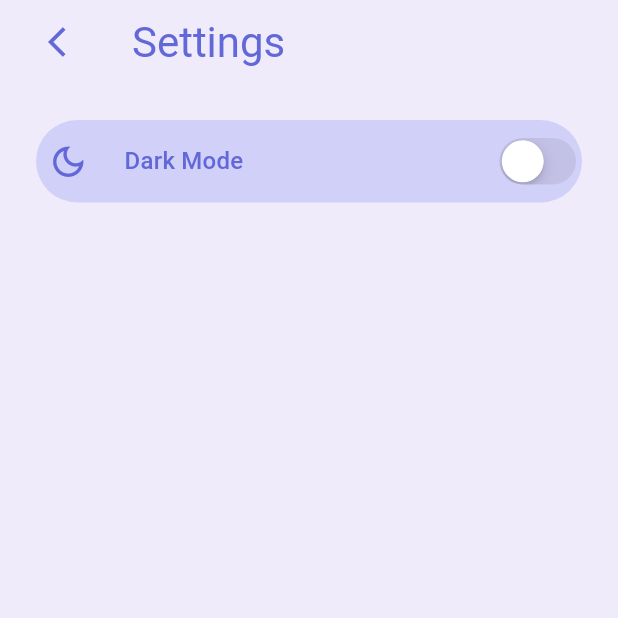
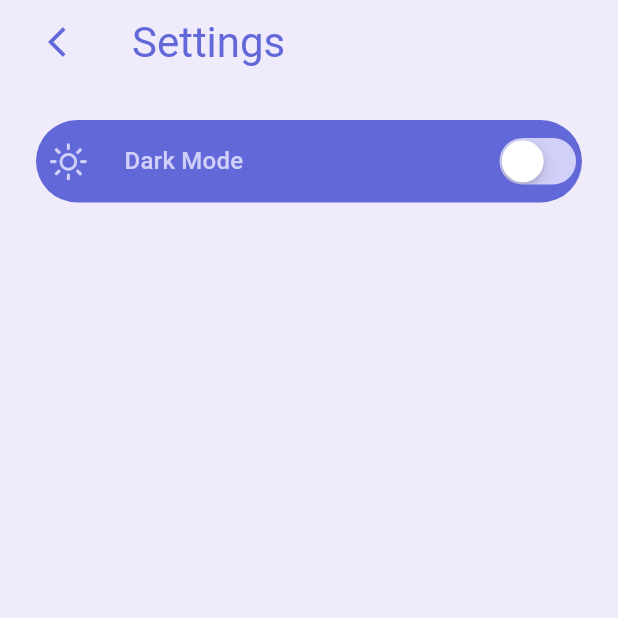
Before and after one commit to kyrolloss/neat, a Flutter app: the SettingsScreen screen opened directly, on a phone screen of 412 x 824 dp, the top half of it. Run offline on Flutter 3.47's test engine with Material 3 defaults, Android fonts, the phone set to English and light mode, and no system bars; our stand-ins replace cloud_firestore, dotted_border, easy_date_timeline, firebase_auth, firebase_core, firebase_messaging and 6 more; missing offline and left inert: inkblob_navigation_bar; accounts and stored records are empty.

Commit message:
handle dark mode switch container

```diff
--- a/lib/common/widgets/settings_screen/settings_screen.dart
+++ b/lib/common/widgets/settings_screen/settings_screen.dart
@@ -7,27 +7,32 @@ import 'package:neat/utlis/constants/sizes.dart';
 import 'package:neat/utlis/constants/themes/dark_mode.dart';
 import 'package:neat/utlis/constants/themes/theme_provider.dart';
 import 'package:provider/provider.dart';
+
 class SettingsScreen extends StatelessWidget {
   const SettingsScreen({super.key});
 
   @override
   Widget build(BuildContext context) {
     bool isDarkMode =
-        Provider.of<ThemeProvider>(context,listen: false).isDarkMode;
+        Provider.of<ThemeProvider>(context, listen: false).isDarkMode;
     return Scaffold(
       backgroundColor: Theme.of(context).colorScheme.background,
       appBar: TAppBar(
         backgroundColor: Colors.transparent,
-        title: Text("Settings",
-        style: Theme.of(context).textTheme.headlineMedium!.apply(color: isDarkMode ? TColors.secondaryColor :  TColors.primaryColor),
+        title: Text(
+          "Settings",
+          style: Theme.of(context).textTheme.headlineMedium!.apply(
+              color:
+                  isDarkMode ? TColors.secondaryColor : TColors.primaryColor),
         ),
         showBackArrow: true,
         iconColor: isDarkMode ? TColors.secondaryColor : TColors.primaryColor,
-
       ),
       body: Padding(
         padding: const EdgeInsets.all(TSizes.defaultSpace),
         child: TCircularContainer(
+          backgroundColor:
+              isDarkMode ? TColors.secondaryColor : TColors.primaryColor,
           height: 55,
           radius: 50,
           child: Row(
@@ -39,24 +44,39 @@ class SettingsScreen extends StatelessWidget {
                   Padding(
                     padding: const EdgeInsets.all(8.0),
                     child: Icon(
-                      Icons.dark_mode_outlined,
-                      color: TColors.primaryColor,
-                    size: 27,
+                      isDarkMode
+                          ? Icons.dark_mode_outlined
+                          : CupertinoIcons.sun_max,
+                      color: isDarkMode
+                          ? TColors.primaryColor
+                          : TColors.secondaryColor,
+                      size: 27,
                     ),
                   ),
-                  SizedBox(width: TSizes.spaceBtwItems,),
-                  Text("Dark Mode",
-                  style: Theme.of(context).textTheme.titleMedium!.apply(color: TColors.primaryColor),),
+                  SizedBox(
+                    width: TSizes.spaceBtwItems,
+                  ),
+                  Text(
+                    "Dark Mode",
+                    style: Theme.of(context).textTheme.titleMedium!.apply(
+                        color: isDarkMode
+                            ? TColors.primaryColor
+                            : TColors.secondaryColor),
+                  ),
                 ],
               ),
 
               /// Switch toggle
               CupertinoSwitch(
-                activeColor: TColors.primaryColor,
-                  value: Provider.of<ThemeProvider>(context, listen: false).isDarkMode,
+                  activeColor: isDarkMode
+                      ? TColors.primaryColor
+                      : TColors.secondaryColor,
+                  trackColor: isDarkMode? TColors.primaryColor : TColors.secondaryColor,
+                  value: Provider.of<ThemeProvider>(context, listen: false)
+                      .isDarkMode,
                   onChanged: (value) =>
-                      Provider.of<ThemeProvider>(context, listen: false).toggleTheme()
-              )
+                      Provider.of<ThemeProvider>(context, listen: false)
+                          .toggleTheme())
             ],
           ),
         ),
```
